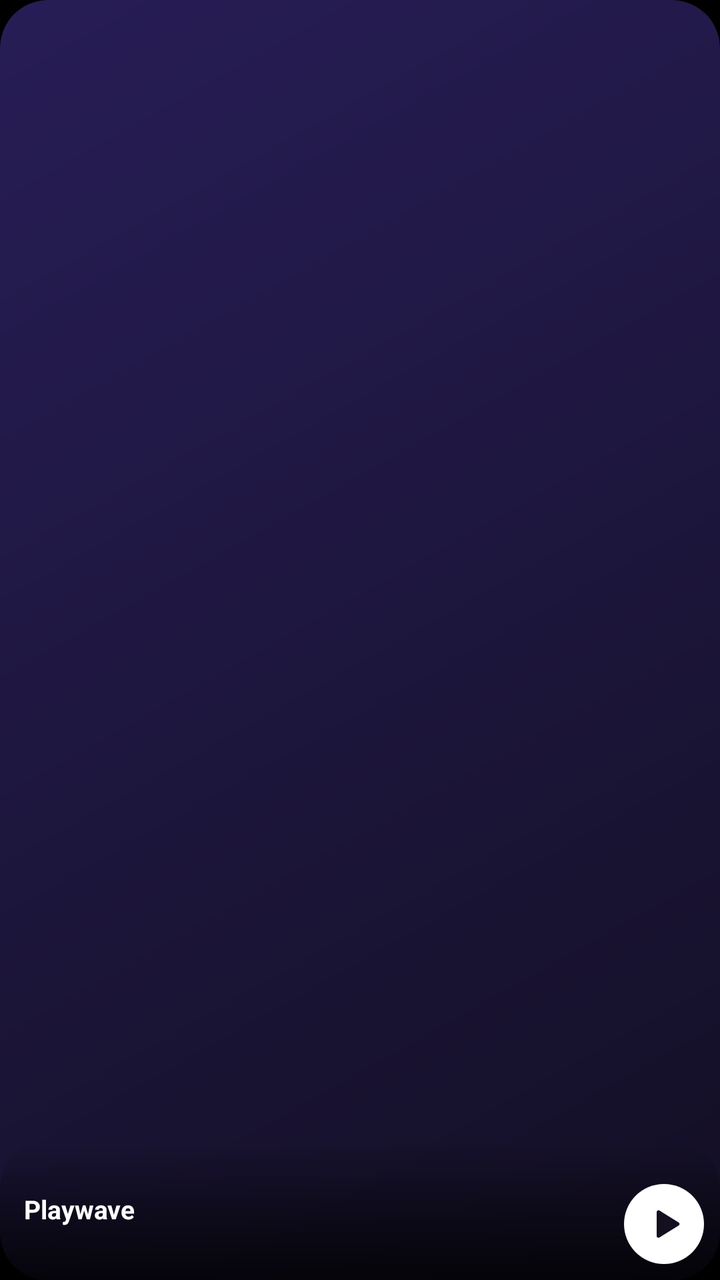
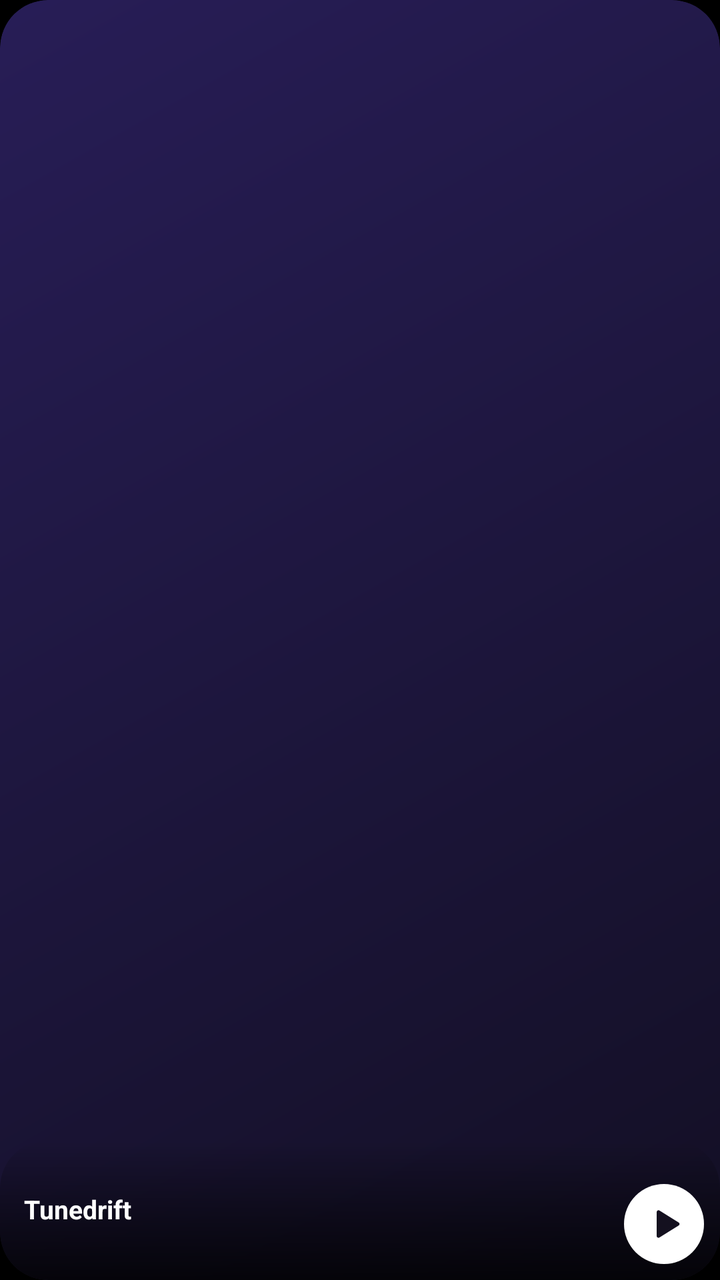

Two renders of the same Android screen: before a commit and after it. Below are the layout's source before the change and the commit's diff.
<!-- AndroidManifest.xml: application theme Theme.MusicFlowPlay -->
<!-- res/layout/widget_mini.xml -->
<?xml version="1.0" encoding="utf-8"?>
<FrameLayout xmlns:android="http://schemas.android.com/apk/res/android"
    android:id="@+id/w_root" android:layout_width="match_parent" android:layout_height="match_parent"
    android:background="@drawable/widget_bg" android:clipToOutline="true">
    <ImageView android:id="@+id/w_cover" android:layout_width="match_parent" android:layout_height="match_parent"
        android:scaleType="centerCrop" android:src="@mipmap/ic_launcher" android:contentDescription="Cover" />
    <LinearLayout android:layout_width="match_parent" android:layout_height="wrap_content" android:layout_gravity="bottom"
        android:orientation="horizontal" android:gravity="center_vertical" android:background="@drawable/widget_scrim"
        android:paddingStart="12dp" android:paddingEnd="8dp" android:paddingTop="22dp" android:paddingBottom="8dp">
        <LinearLayout android:layout_width="0dp" android:layout_height="wrap_content" android:layout_weight="1" android:orientation="vertical">
            <TextView android:id="@+id/w_title" android:layout_width="match_parent" android:layout_height="wrap_content"
                android:text="Playwave" android:textColor="#FFFFFF" android:textSize="13sp" android:textStyle="bold"
                android:maxLines="1" android:ellipsize="end" />
            <TextView android:id="@+id/w_artist" android:layout_width="match_parent" android:layout_height="wrap_content"
                android:text="" android:textColor="#CCFFFFFF" android:textSize="11sp" android:maxLines="1" android:ellipsize="end" />
        </LinearLayout>
        <ImageButton android:id="@+id/w_play" android:layout_width="40dp" android:layout_height="40dp" android:padding="9dp"
            android:background="@drawable/widget_play_bg" android:scaleType="fitCenter" android:src="@drawable/ic_w_play" android:contentDescription="Play or pause" />
    </LinearLayout>
</FrameLayout>
<!-- resources referenced by this layout -->
<resources>
  <!-- drawable ic_w_play (drawable) -->
  <vector xmlns:android="http://schemas.android.com/apk/res/android" android:width="24dp" android:height="24dp" android:viewportWidth="24" android:viewportHeight="24">
    <path android:fillColor="#FF14101F" android:pathData="M8,5.5v13a1,1 0,0 0,1.5 0.86l10.5,-6.5a1,1 0,0 0,0 -1.72L9.5,4.64A1,1 0,0 0,8 5.5z"/>
  </vector>
  <!-- drawable widget_bg (drawable) -->
  <?xml version="1.0" encoding="utf-8"?>
  <shape xmlns:android="http://schemas.android.com/apk/res/android" android:shape="rectangle">
      <gradient android:startColor="#F02A1F5C" android:endColor="#F0141026" android:angle="315" />
      <corners android:radius="24dp" />
  </shape>
  <!-- drawable widget_play_bg (drawable) -->
  <shape xmlns:android="http://schemas.android.com/apk/res/android" android:shape="oval"><solid android:color="#FFFFFFFF" /></shape>
  <!-- drawable widget_scrim (drawable) -->
  <shape xmlns:android="http://schemas.android.com/apk/res/android" android:shape="rectangle">
      <gradient android:startColor="#00000000" android:endColor="#CC000000" android:angle="270" />
      <corners android:radius="24dp" />
  </shape>
  <!-- mipmap ic_launcher (mipmap-anydpi-v26) -->
  <?xml version="1.0" encoding="utf-8"?>
  <adaptive-icon xmlns:android="http://schemas.android.com/apk/res/android">
      <background android:drawable="@color/ic_launcher_background" />
      <foreground android:drawable="@drawable/ic_launcher_foreground" />
  </adaptive-icon>
  <style name="Theme.MusicFlowPlay" parent="Theme.AppCompat.NoActionBar">
          <item name="android:statusBarColor">@android:color/transparent</item>
          <item name="android:navigationBarColor">@android:color/transparent</item>
          <item name="android:windowBackground">#000000</item>
      </style>
  <color name="ic_launcher_background">#10242A</color>
  <!-- drawable ic_launcher_foreground (drawable) -->
  <?xml version="1.0" encoding="utf-8"?>
  <vector xmlns:android="http://schemas.android.com/apk/res/android"
      android:width="108dp"
      android:height="108dp"
      android:viewportWidth="108"
      android:viewportHeight="108">
      <path
          android:fillColor="#29E0E8"
          android:pathData="M62,24 L62,64 A14,12 0 1,1 56,53 L56,34 L74,29 L74,55 A14,12 0 1,1 68,44 L68,20 Z" />
  </vector>
</resources>

<!-- the commit's change to res/layout/widget_mini.xml (unified diff, before → after) -->
@@ -9,7 +9,7 @@
         android:paddingStart="12dp" android:paddingEnd="8dp" android:paddingTop="22dp" android:paddingBottom="8dp">
         <LinearLayout android:layout_width="0dp" android:layout_height="wrap_content" android:layout_weight="1" android:orientation="vertical">
             <TextView android:id="@+id/w_title" android:layout_width="match_parent" android:layout_height="wrap_content"
-                android:text="Playwave" android:textColor="#FFFFFF" android:textSize="13sp" android:textStyle="bold"
+                android:text="Tunedrift" android:textColor="#FFFFFF" android:textSize="13sp" android:textStyle="bold"
                 android:maxLines="1" android:ellipsize="end" />
             <TextView android:id="@+id/w_artist" android:layout_width="match_parent" android:layout_height="wrap_content"
                 android:text="" android:textColor="#CCFFFFFF" android:textSize="11sp" android:maxLines="1" android:ellipsize="end" />
